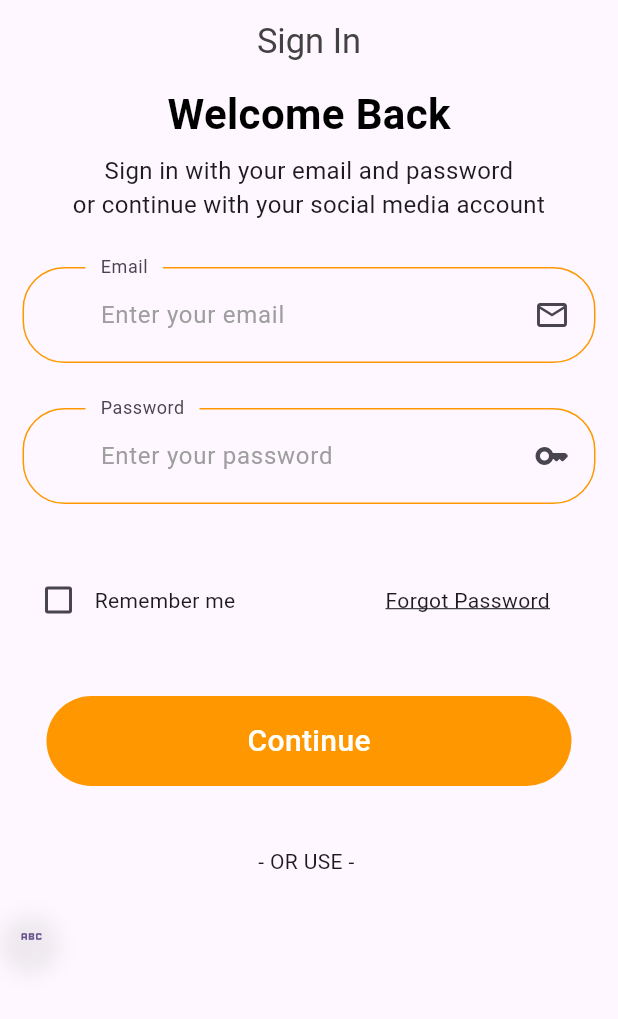
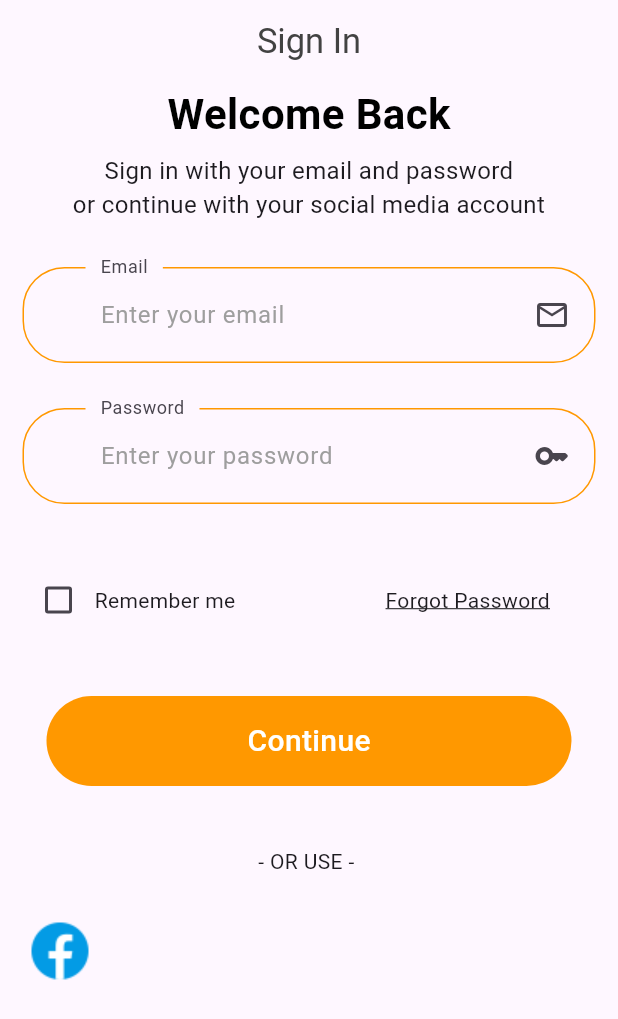
Before and after one commit to Tosin8/ktea, a Flutter app: the screen it shows after launch, on a phone screen of 412 x 824 dp. Shown: the top 1019 px of the screen. Run offline on Flutter 3.47's test engine with Material 3 defaults, Android fonts, the phone set to English and light mode, and no system bars; our stand-ins replace animate_do, curved_navigation_bar, firebase_auth, firebase_core, flutter_svg, get; accounts and stored records are empty.

Commit message:
Update body.dart

```diff
--- a/lib/screens/form/signin/body.dart
+++ b/lib/screens/form/signin/body.dart
@@ -1,4 +1,5 @@
 import 'package:flutter/material.dart';
+import 'package:get/get.dart';
 
 import '../widget.dart';
 
@@ -23,25 +24,21 @@ class SignInBody extends StatelessWidget {
              DefaultButton(textBtn: 'Continue', press: () {  },),
               const SizedBox(height: 40),
               const Text('- OR USE - ') ,
-              const SizedBox(height: 20),
+              const SizedBox(height: 10),
               Row(
                 children: [
-                  Container(
-                    height: 40, width: 40,
-                    decoration: BoxDecoration(
-        shape: BoxShape.circle,
-        boxShadow: [
-          BoxShadow(
-            offset: const Offset(0, 6) ,
-            blurRadius: 10,
-            color: const Color(0xffb0b0b0).withOpacity(0.2),
-          )
-        ]
-      ),
-      child: TextButton(onPressed: () {  },
-      child: const Icon(Icons.abc))
+                  GestureDetector(
+                    onTap: () {
+                      Get.to('');
+                    },
+                    child: Container(
+                      height: 80, width: 80,
+
+
+                          child: Image.asset('assets/icons/social/fb-logo.png')),
+                  )
       ,
-                  )
+
                 ],
               )
           ],
```
